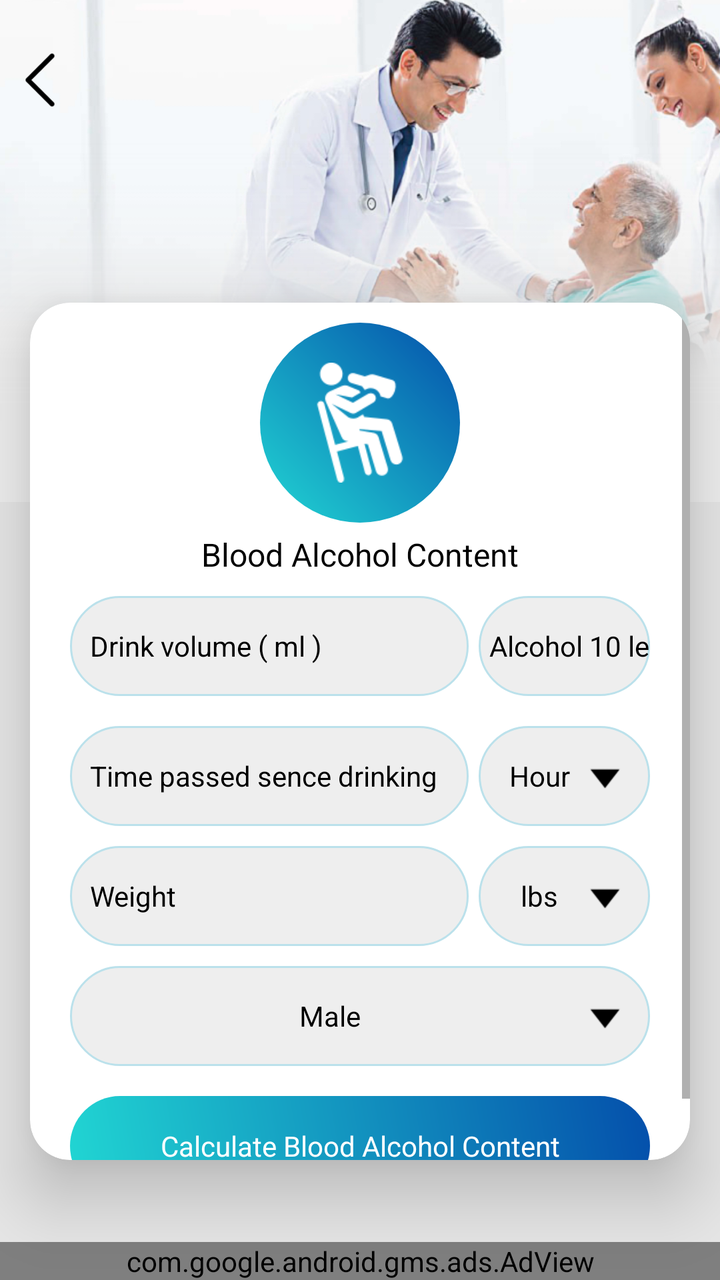
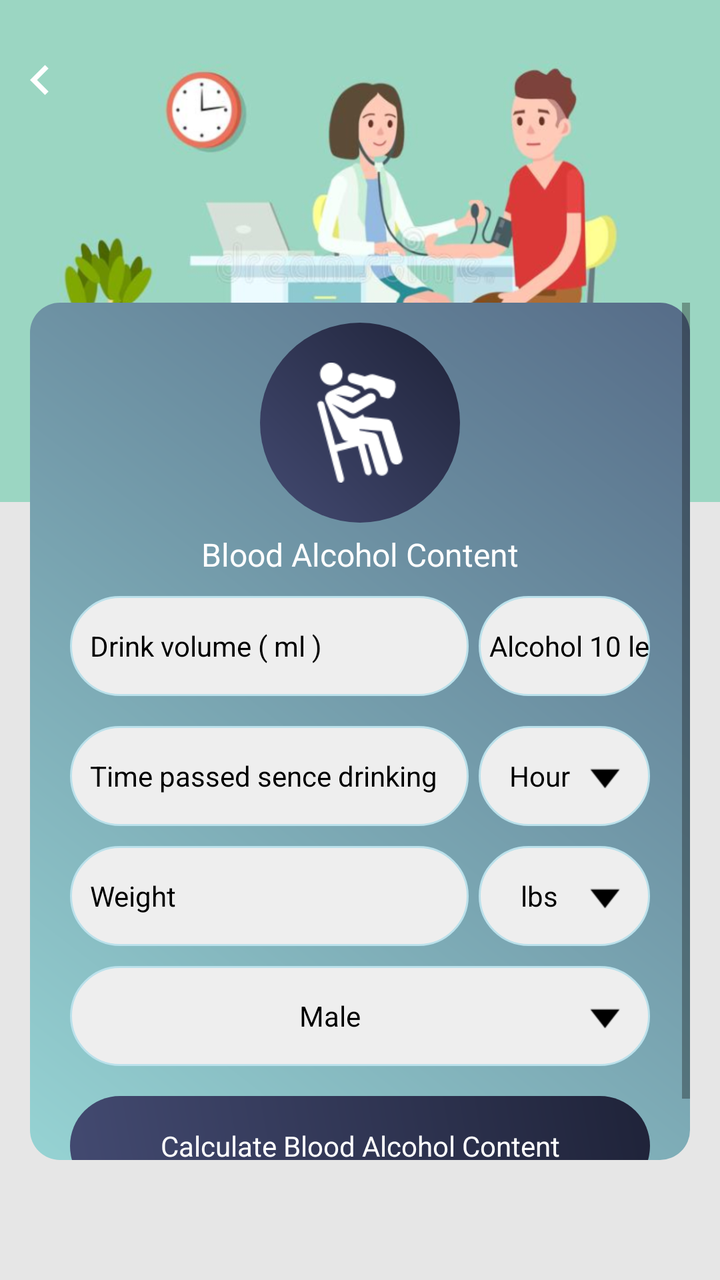

Compare the two renders of this Android layout. The source of the first and the diff that turns it into the second are given below.
<!-- AndroidManifest.xml: application theme AppTheme -->
<!-- res/layout/alcohol_calculator.xml -->
<?xml version="1.0" encoding="utf-8"?>
<RelativeLayout xmlns:android="http://schemas.android.com/apk/res/android"
    xmlns:aapt="http://schemas.android.com/aapt"
    xmlns:app="http://schemas.android.com/apk/res-auto"
    android:layout_width="match_parent"
    android:layout_height="match_parent"
    android:background="@color/gray_color">


    <RelativeLayout
        android:id="@+id/banner"
        android:layout_width="match_parent"
        android:layout_height="wrap_content"
        android:background="@mipmap/calculator_banner_2">

    </RelativeLayout>
    <ImageView
        android:id="@+id/iv_back"
        android:layout_width="40dp"
        android:layout_height="40dp"
        android:layout_alignParentLeft="true"
        android:layout_alignParentTop="true"
        android:layout_marginTop="20dp"
        android:padding="5dp"
        android:src="@mipmap/left_arrow" />





    <androidx.cardview.widget.CardView
        android:id="@+id/cardviewone"
        android:layout_marginBottom="60dp"
        android:layout_below="@+id/banner"
        android:layout_width="match_parent"
        android:layout_marginTop="-100dp"
        android:layout_height="wrap_content"
        android:layout_marginLeft="@dimen/text_15"
        android:layout_marginRight="@dimen/text_15"
        android:orientation="horizontal"

        app:cardCornerRadius="20dp"
        app:cardElevation="20dip">


    <ScrollView
        android:layout_width="match_parent"
        android:layout_height="wrap_content"

        >

        <LinearLayout
            android:layout_width="match_parent"
            android:layout_height="wrap_content"
            android:layout_marginBottom="0dp"
            android:orientation="vertical">

            <RelativeLayout
                android:layout_width="match_parent"
                android:layout_above="@+id/cardviewone"
                android:layout_marginTop="10dp"
                android:layout_height="wrap_content">
                <RelativeLayout
                    android:id="@+id/rel12"
                    android:layout_width="100dp"
                    android:layout_centerInParent="true"
                    android:background="@drawable/a3_grad"
                    android:layout_height="100dp">

                    <ImageView
                        android:id="@+id/iv_alcohol"
                        android:layout_width="60dp"
                        android:layout_height="60dp"
                        android:layout_centerHorizontal="true"
                        android:layout_centerInParent="true"
                        android:src="@drawable/img_blood_alcohol_content" />
                </RelativeLayout>
            </RelativeLayout>




            <TextView
                android:id="@+id/tv_alcohol"
                android:layout_width="match_parent"
                android:layout_height="wrap_content"
                android:textAlignment="center"
                android:layout_below="@+id/iv_alcohol"
                android:layout_centerHorizontal="true"
                android:layout_marginTop="5dp"
                android:text="@string/Blood_Alcohol_Content"
                android:textColor="@color/black"
                android:layout_marginBottom="10dp"
                android:textSize="@dimen/textsize_16" />

            <LinearLayout
                android:id="@+id/ll_bmi"
                android:layout_width="match_parent"
                android:layout_height="wrap_content"
                android:layout_centerInParent="true"
                android:layout_marginLeft="@dimen/text_20"
                android:layout_marginRight="@dimen/text_20"
                android:orientation="vertical">

                <LinearLayout
                    android:layout_width="match_parent"
                    android:layout_height="wrap_content"
                    android:layout_centerInParent="true"
                    android:orientation="horizontal"
                    android:weightSum="10">

                    <EditText
                        android:id="@+id/et_drinkvolume"
                        android:layout_width="0dp"
                        android:layout_height="50dp"
                        android:layout_marginBottom="5dp"
                        android:layout_weight="7"
                        android:background="@drawable/corner2"
                        android:hint="@string/Drink_volume"
                        android:imeOptions="actionNext"
                        android:inputType="numberDecimal"
                        android:paddingLeft="10dp"
                        android:textColor="@color/black"
                        android:textColorHint="@color/black"
                        android:textSize="@dimen/textsize_14" />

                    <EditText
                        android:id="@+id/et_alcohol_level"
                        android:layout_width="0dp"
                        android:layout_height="50dp"
                        android:layout_marginLeft="5dp"
                        android:layout_marginBottom="5dp"
                        android:layout_weight="3"
                        android:background="@drawable/corner2"
                        android:gravity="center"
                        android:hint="@string/Alcohol_level"
                        android:imeOptions="actionNext"
                        android:inputType="numberDecimal"
                        android:paddingLeft="5dp"
                        android:textColor="@color/black"
                        android:textColorHint="@color/black"
                        android:textSize="@dimen/textsize_14" />
                </LinearLayout>

                <LinearLayout
                    android:layout_width="match_parent"
                    android:layout_height="wrap_content"
                    android:layout_centerInParent="true"
                    android:layout_marginTop="10dp"
                    android:orientation="horizontal"
                    android:weightSum="10">

                    <EditText
                        android:id="@+id/et_timepassed"
                        android:layout_width="0dp"
                        android:layout_height="50dp"
                        android:layout_weight="7"
                        android:background="@drawable/corner2"
                        android:hint="@string/Time_passed_sence_drinking"
                        android:imeOptions="actionNext"
                        android:inputType="numberDecimal"
                        android:paddingLeft="10dp"
                        android:textColor="@color/black"
                        android:textColorHint="@color/black"
                        android:textSize="@dimen/textsize_14" />

                    <TextView
                        android:id="@+id/tv_timeunit"
                        android:layout_width="0dp"
                        android:layout_height="match_parent"
                        android:layout_marginLeft="5dp"
                        android:layout_weight="3"
                        android:background="@drawable/corner2"
                        android:drawableRight="@mipmap/down"
                        android:gravity="center"
                        android:padding="10dp"
                        android:text="@string/Hour"
                        android:textColor="@color/black"
                        android:textColorHint="@color/black"
                        android:textSize="@dimen/textsize_14" />
                </LinearLayout>

                <LinearLayout
                    android:layout_width="match_parent"
                    android:layout_height="wrap_content"
                    android:layout_centerInParent="true"
                    android:layout_marginTop="10dp"
                    android:orientation="horizontal"
                    android:weightSum="10">

                    <EditText
                        android:id="@+id/et_weight"
                        android:layout_width="0dp"
                        android:layout_height="50dp"
                        android:layout_weight="7"
                        android:background="@drawable/corner2"
                        android:hint="@string/Weight"
                        android:imeOptions="actionDone"
                        android:inputType="numberDecimal"
                        android:paddingLeft="10dp"
                        android:textColor="@color/black"
                        android:textColorHint="@color/black"
                        android:textSize="@dimen/textsize_14" />

                    <TextView
                        android:id="@+id/tv_weightunit"
                        android:layout_width="0dp"
                        android:layout_height="match_parent"
                        android:layout_marginLeft="5dp"
                        android:layout_weight="3"
                        android:background="@drawable/corner2"
                        android:drawableRight="@mipmap/down"
                        android:gravity="center"
                        android:padding="10dp"
                        android:text="@string/lbs"
                        android:textColor="@color/black"
                        android:textColorHint="@color/black"
                        android:textSize="@dimen/textsize_14" />
                </LinearLayout>

                <LinearLayout
                    android:layout_width="match_parent"
                    android:layout_height="50dp"
                    android:layout_centerInParent="true"
                    android:layout_marginTop="10dp"
                    android:orientation="horizontal"
                    android:weightSum="10">

                    <TextView
                        android:id="@+id/tv_genderunit"
                        android:layout_width="match_parent"
                        android:layout_height="match_parent"
                        android:background="@drawable/corner2"
                        android:drawableRight="@mipmap/down"
                        android:gravity="center"
                        android:hint="@string/Male"
                        android:paddingLeft="5dp"
                        android:paddingRight="10dp"
                        android:textColor="@color/black"
                        android:textColorHint="@color/black"
                        android:textSize="@dimen/textsize_14" />

                    <TextView
                        android:id="@+id/tv_gender"
                        android:layout_width="0dp"
                        android:layout_height="match_parent"
                        android:layout_marginLeft="5dp"
                        android:layout_weight="3"
                        android:background="@drawable/corner2"
                        android:drawableRight="@drawable/down_arrow"
                        android:gravity="center"
                        android:padding="10dp"
                        android:text="@string/Male"
                        android:textColor="@color/black"
                        android:textColorHint="@color/black"
                        android:textSize="@dimen/textsize_14"
                        android:visibility="gone" />
                </LinearLayout>

                <TextView
                    android:id="@+id/tv_search_bloodalcohol_content"
                    android:layout_width="match_parent"
                    android:layout_height="50dp"
                    android:layout_marginTop="15dp"
                    android:background="@drawable/a3_grad"
                    android:gravity="center"
                    android:layout_marginBottom="15dp"
                    android:text="@string/Calculate_Blood_Alcohol_Content"
                    android:textColor="@color/white"
                    android:textColorHint="@color/white"
                    android:textSize="@dimen/textsize_14" />
            </LinearLayout>
        </LinearLayout>
    </ScrollView>
    </androidx.cardview.widget.CardView>
    <include
        android:id="@+id/ad_layout"
        layout="@layout/native_ad"
        android:layout_width="match_parent"
        android:layout_height="wrap_content"
        android:layout_alignParentLeft="true"
        android:layout_alignParentBottom="true"
        android:layout_gravity="top|center_vertical|center_horizontal|center" />
</RelativeLayout>
<!-- res/layout/native_ad.xml (included above) -->
<?xml version="1.0" encoding="utf-8"?>
<LinearLayout xmlns:android="http://schemas.android.com/apk/res/android"
    xmlns:aapt="http://schemas.android.com/aapt"
    xmlns:app="http://schemas.android.com/apk/res-auto"
    android:layout_width="match_parent"
    android:layout_height="wrap_content"
    android:orientation="vertical">

    <com.google.android.gms.ads.AdView
        android:id="@+id/adView"
        android:layout_width="match_parent"
        android:layout_height="wrap_content"
        android:layout_above="@+id/ll_footer_menu"
        app:adSize="BANNER"
        app:adUnitId="@string/banner_ad" />
</LinearLayout>
<!-- resources referenced by this layout -->
<resources>
  <color name="black">#000000</color>
  <color name="gray_color">#E6E6E6</color>
  <color name="white">#ffffff</color>
  <dimen name="text_15">15sp</dimen>
  <dimen name="text_20">20sp</dimen>
  <dimen name="textsize_14">14sp</dimen>
  <dimen name="textsize_16">16sp</dimen>
  <!-- drawable a3_grad (drawable) -->
  <?xml version="1.0" encoding="utf-8"?>
  <shape xmlns:android="http://schemas.android.com/apk/res/android">
      <gradient
          android:angle="225"
          android:endColor="#21d6d3"
          android:startColor="#044fab" />
  
      <corners android:radius="200dp"/>
      
  </shape>
  <!-- drawable corner2 (drawable) -->
  <?xml version="1.0" encoding="utf-8"?>
  <shape xmlns:android="http://schemas.android.com/apk/res/android"
      android:shape="rectangle">
  
  
      <stroke
          android:width="1dp"
          android:color="#BBE1EB"/>
  
      <corners android:radius="200dp"/>
  
      <solid
          android:color="#EEEEEE"/>
  
  </shape>
  <!-- drawable down_arrow: png bitmap (drawable, 153 bytes) -->
  <!-- drawable img_blood_alcohol_content: png bitmap (drawable, 1946 bytes) -->
  <!-- mipmap calculator_banner_2: png bitmap (mipmap-xhdpi, 230774 bytes) -->
  <!-- mipmap down: png bitmap (mipmap-xhdpi, 325 bytes) -->
  <!-- mipmap left_arrow: png bitmap (mipmap-xhdpi, 499 bytes) -->
  <string name="Alcohol_level">Alcohol \10 level%</string>
  <string name="Blood_Alcohol_Content">Blood Alcohol Content</string>
  <string name="Calculate_Blood_Alcohol_Content">Calculate Blood Alcohol Content</string>
  <string name="Drink_volume">Drink volume ( ml )</string>
  <string name="Hour">Hour</string>
  <string name="Male">Male</string>
  <string name="Time_passed_sence_drinking">Time passed sence drinking</string>
  <string name="Weight">Weight</string>
  <string name="banner_ad">ca-app-pub-3940256099942544/6300978111</string>
  <string name="lbs">lbs</string>
  <style name="AppTheme" parent="Theme.AppCompat.Light.DarkActionBar">
          
          <item name="colorPrimary">@color/colorPrimary</item>
          <item name="colorPrimaryDark">@color/colorPrimaryDark</item>
          <item name="colorAccent">@color/colorAccent</item>
      </style>
  <color name="colorPrimary">#36D1DC</color>
  <color name="colorPrimaryDark">#044fab</color>
  <color name="colorAccent">#03DAC5</color>
</resources>

<!-- the commit's change to res/layout/alcohol_calculator.xml (unified diff, before → after) -->
@@ -22,13 +22,13 @@
         android:layout_alignParentTop="true"
         android:layout_marginTop="20dp"
         android:padding="5dp"
-        android:src="@mipmap/left_arrow" />
-
-
-
-
-
-    <androidx.cardview.widget.CardView
+        android:src="@drawable/ic_chevron_left_white_24dp" />
+
+
+
+
+
+    <LinearLayout
         android:id="@+id/cardviewone"
         android:layout_marginBottom="60dp"
         android:layout_below="@+id/banner"
@@ -38,8 +38,7 @@
         android:layout_marginLeft="@dimen/text_15"
         android:layout_marginRight="@dimen/text_15"
         android:orientation="horizontal"
-
-        app:cardCornerRadius="20dp"
+        android:background="@drawable/a2_grad_black"
         app:cardElevation="20dip">
 
 
@@ -89,7 +88,7 @@
                 android:layout_centerHorizontal="true"
                 android:layout_marginTop="5dp"
                 android:text="@string/Blood_Alcohol_Content"
-                android:textColor="@color/black"
+                android:textColor="@color/white"
                 android:layout_marginBottom="10dp"
                 android:textSize="@dimen/textsize_16" />
 
@@ -272,30 +271,11 @@
             </LinearLayout>
         </LinearLayout>
     </ScrollView>
-    </androidx.cardview.widget.CardView>
-    <include
-        android:id="@+id/ad_layout"
-        layout="@layout/native_ad"
-        android:layout_width="match_parent"
-        android:layout_height="wrap_content"
-        android:layout_alignParentLeft="true"
-        android:layout_alignParentBottom="true"
-        android:layout_gravity="top|center_vertical|center_horizontal|center" />
+    </LinearLayout>
+    <LinearLayout
+        android:id="@+id/normal_ad_include"
+        android:layout_width="match_parent"
+        android:layout_height="wrap_content"
+        android:orientation="vertical"
+        android:layout_alignParentBottom="true"/>
 </RelativeLayout>
-<!-- res/layout/native_ad.xml (included above) -->
-<?xml version="1.0" encoding="utf-8"?>
-<LinearLayout xmlns:android="http://schemas.android.com/apk/res/android"
-    xmlns:aapt="http://schemas.android.com/aapt"
-    xmlns:app="http://schemas.android.com/apk/res-auto"
-    android:layout_width="match_parent"
-    android:layout_height="wrap_content"
-    android:orientation="vertical">
-
-    <com.google.android.gms.ads.AdView
-        android:id="@+id/adView"
-        android:layout_width="match_parent"
-        android:layout_height="wrap_content"
-        android:layout_above="@+id/ll_footer_menu"
-        app:adSize="BANNER"
-        app:adUnitId="@string/banner_ad" />
-</LinearLayout>
<!-- resource entries referenced after the edit -->
@@ -7,16 +7,27 @@
   <dimen name="text_20">20sp</dimen>
   <dimen name="textsize_14">14sp</dimen>
   <dimen name="textsize_16">16sp</dimen>
-  <!-- drawable a3_grad (drawable) -->
+  <!-- drawable a2_grad_black (drawable) -->
   <?xml version="1.0" encoding="utf-8"?>
   <shape xmlns:android="http://schemas.android.com/apk/res/android">
       <gradient
           android:angle="225"
-          android:endColor="#21d6d3"
-          android:startColor="#044fab" />
+          android:endColor="#96D3D3"
+          android:startColor="#566C88" />
   
-      <corners android:radius="200dp"/>
-      
+      <corners android:radius="15dp"/>
+  
+  </shape>
+  <!-- drawable a3_grad (drawable) -->
+  <?xml version="1.0" encoding="utf-8"?>
+  <shape xmlns:android="http://schemas.android.com/apk/res/android">
+  <gradient
+      android:angle="225"
+      android:endColor="#434A71"
+      android:startColor="#1F2339" />
+  
+  <corners android:radius="200dp"/>
+  
   </shape>
   <!-- drawable corner2 (drawable) -->
   <?xml version="1.0" encoding="utf-8"?>
@@ -35,10 +46,15 @@
   
   </shape>
   <!-- drawable down_arrow: png bitmap (drawable, 153 bytes) -->
+  <!-- drawable ic_chevron_left_white_24dp (drawable) -->
+  <vector android:height="24dp" android:tint="#FFFFFF"
+      android:viewportHeight="24" android:viewportWidth="24"
+      android:width="24dp" xmlns:android="http://schemas.android.com/apk/res/android">
+      <path android:fillColor="@android:color/white" android:pathData="M15.41,7.41L14,6l-6,6 6,6 1.41,-1.41L10.83,12z"/>
+  </vector>
   <!-- drawable img_blood_alcohol_content: png bitmap (drawable, 1946 bytes) -->
-  <!-- mipmap calculator_banner_2: png bitmap (mipmap-xhdpi, 230774 bytes) -->
+  <!-- mipmap calculator_banner_2: png bitmap (mipmap-xhdpi, 192739 bytes) -->
   <!-- mipmap down: png bitmap (mipmap-xhdpi, 325 bytes) -->
-  <!-- mipmap left_arrow: png bitmap (mipmap-xhdpi, 499 bytes) -->
   <string name="Alcohol_level">Alcohol \10 level%</string>
   <string name="Blood_Alcohol_Content">Blood Alcohol Content</string>
   <string name="Calculate_Blood_Alcohol_Content">Calculate Blood Alcohol Content</string>
@@ -47,7 +63,6 @@
   <string name="Male">Male</string>
   <string name="Time_passed_sence_drinking">Time passed sence drinking</string>
   <string name="Weight">Weight</string>
-  <string name="banner_ad">ca-app-pub-3940256099942544/6300978111</string>
   <string name="lbs">lbs</string>
   <style name="AppTheme" parent="Theme.AppCompat.Light.DarkActionBar">
           
@@ -55,8 +70,8 @@
           <item name="colorPrimaryDark">@color/colorPrimaryDark</item>
           <item name="colorAccent">@color/colorAccent</item>
       </style>
-  <color name="colorPrimary">#36D1DC</color>
-  <color name="colorPrimaryDark">#044fab</color>
-  <color name="colorAccent">#03DAC5</color>
+  <color name="colorPrimary">#434A71</color>
+  <color name="colorPrimaryDark">#1F2339</color>
+  <color name="colorAccent">#1F2339</color>
 </resources>
 
